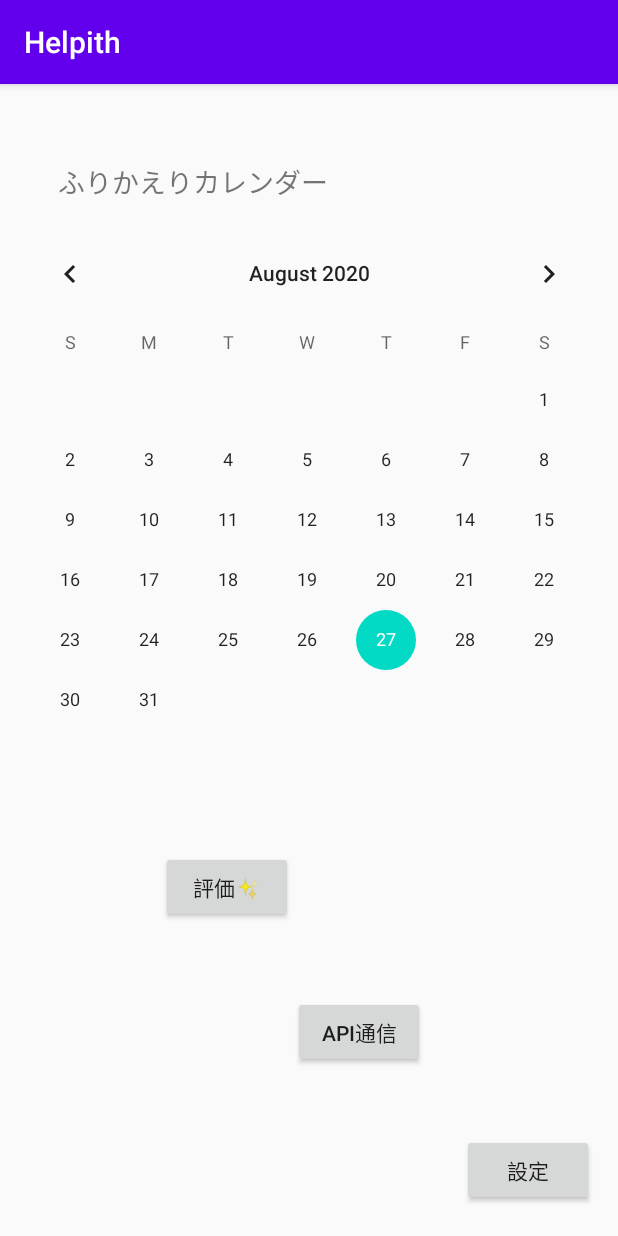
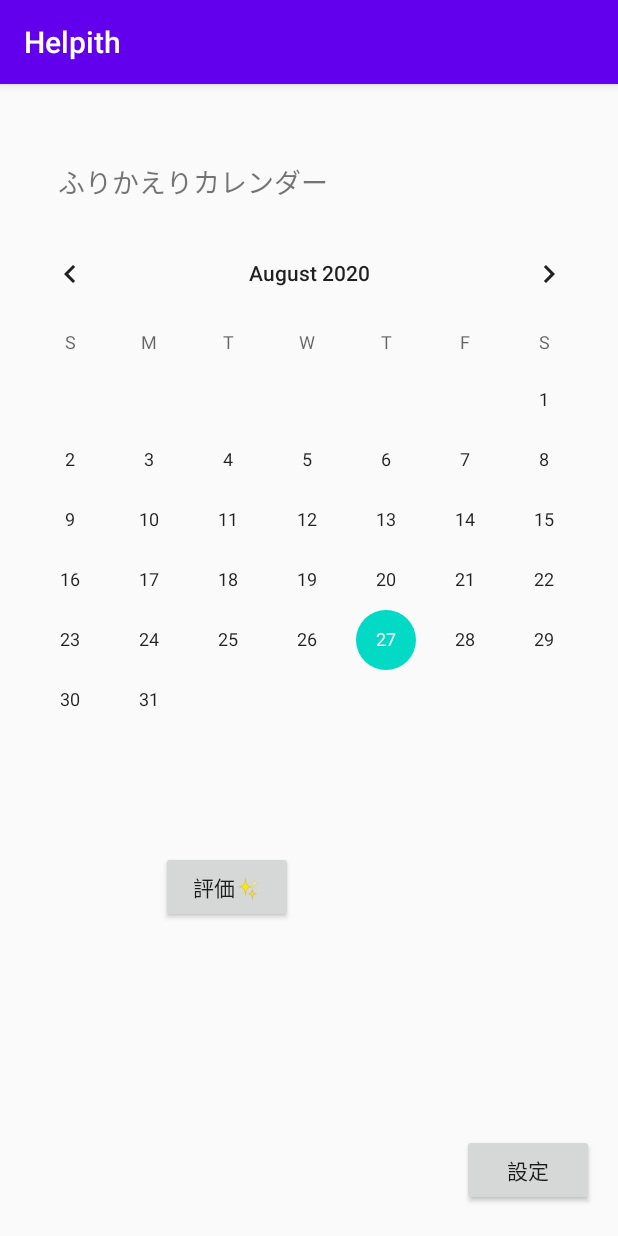
Before and after one commit to co-carbon-monoxide/Helpith-Frontend, an Android app: the screen it shows after launch (MainActivity), on a phone screen of 412 x 824 dp. Run offline under Robolectric (Android 15) with nearby library versions, the phone set to English and light mode, and no system bars; libraries missing offline, so code that uses them is left out: monoxide.carbon; 3 statements that could not run were skipped.

Commit message:
🗑 Delete: 不要になった実験用ボタンを削除

```diff
--- a/app/src/main/res/layout/activity_main.xml
+++ b/app/src/main/res/layout/activity_main.xml
@@ -58,16 +58,4 @@
         app:layout_constraintTop_toBottomOf="@+id/calendarView"
         app:layout_constraintVertical_bias="0.13" />
 
-    <Button
-        android:id="@+id/hit_api_button"
-        android:layout_width="wrap_content"
-        android:layout_height="wrap_content"
-        android:text="API通信"
-        app:layout_constraintBottom_toBottomOf="parent"
-        app:layout_constraintEnd_toEndOf="parent"
-        app:layout_constraintHorizontal_bias="0.603"
-        app:layout_constraintStart_toStartOf="parent"
-        app:layout_constraintTop_toBottomOf="@+id/calendarView"
-        app:layout_constraintVertical_bias="0.534" />
-
 </androidx.constraintlayout.widget.ConstraintLayout>
```
